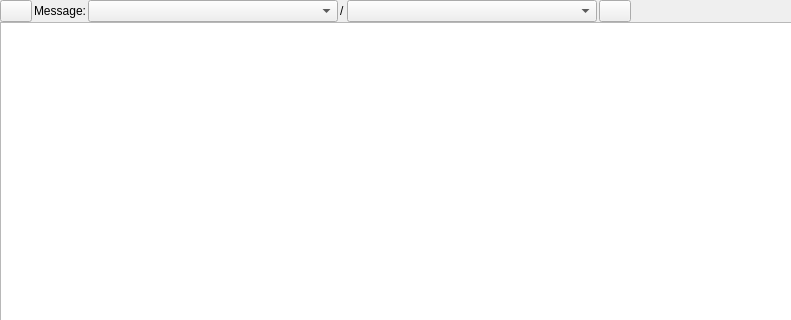
Old version of the form rqt_msg/src/rqt_msg/messages.ui in the repository ros-visualization/rqt; both pictures show x 0 to 791 and y 0 to 320 of the 916 by 561 pixel window.
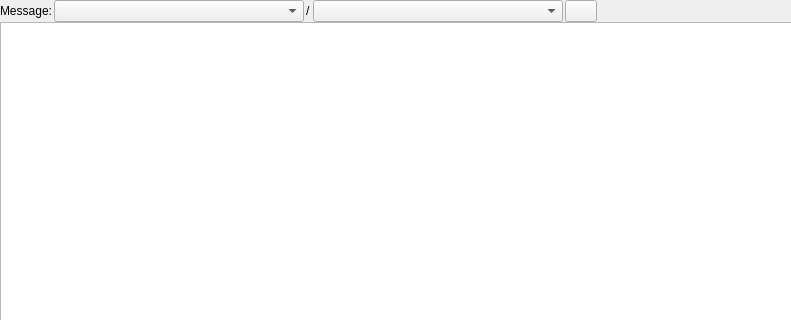
New version of the form. Custom widgets are drawn as their Qt base class.

Patch:
```diff
--- a/rqt_msg/src/rqt_msg/messages.ui
+++ b/rqt_msg/src/rqt_msg/messages.ui
@@ -28,23 +28,7 @@
         <number>2</number>
        </property>
        <item>
-        <widget class="QPushButton" name="refresh_button">
-         <property name="maximumSize">
-          <size>
-           <width>32</width>
-           <height>16777215</height>
-          </size>
-         </property>
-         <property name="toolTip">
-          <string>Refresh Packages</string>
-         </property>
-         <property name="text">
-          <string/>
-         </property>
-        </widget>
-       </item>
-       <item>
-        <widget class="QLabel" name="label_2">
+        <widget class="QLabel" name="type_label">
          <property name="text">
           <string>Message:</string>
          </property>
```
Left out of the diff: 12 changed lines with no effect on the pictures.
